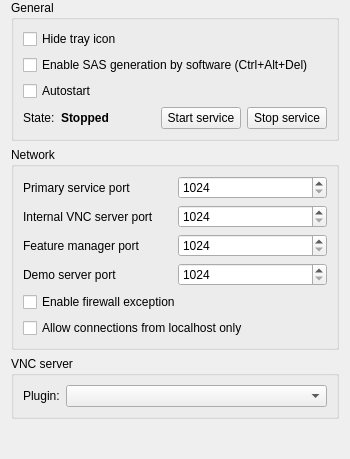
The window that configurator/forms/ServiceConfigurationPage.ui (veyon/veyon) describes before a commit, drawn with Qt 5.
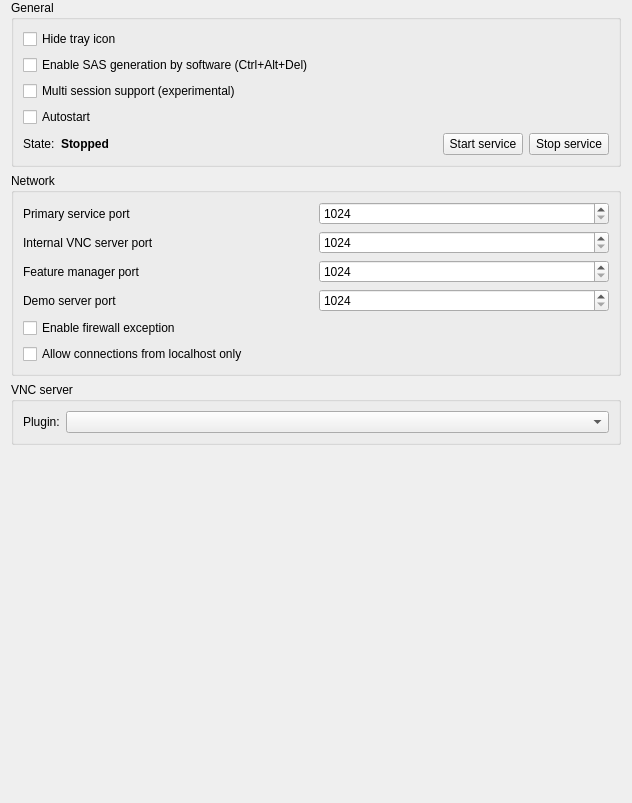
The same window after the commit. Icons and pictures are not drawn.

Commit message: Core: Configuration: add MultiSessionService property

Patch:
```diff
--- a/configurator/forms/ServiceConfigurationPage.ui
+++ b/configurator/forms/ServiceConfigurationPage.ui
@@ -2,6 +2,14 @@
 <ui version="4.0">
  <class>ServiceConfigurationPage</class>
  <widget class="QWidget" name="ServiceConfigurationPage">
+  <property name="geometry">
+   <rect>
+    <x>0</x>
+    <y>0</y>
+    <width>632</width>
+    <height>803</height>
+   </rect>
+  </property>
   <property name="windowTitle">
    <string notr="true">Form</string>
   </property>
@@ -18,7 +26,7 @@
       <string>General</string>
      </property>
      <layout class="QGridLayout" name="gridLayout_12">
-      <item row="3" column="1">
+      <item row="4" column="1">
        <widget class="QLabel" name="serviceState">
         <property name="font">
          <font>
@@ -31,7 +39,7 @@
         </property>
        </widget>
       </item>
-      <item row="3" column="2">
+      <item row="4" column="2">
        <spacer name="horizontalSpacer_9">
         <property name="orientation">
          <enum>Qt::Horizontal</enum>
@@ -44,7 +52,7 @@
         </property>
        </spacer>
       </item>
-      <item row="3" column="4">
+      <item row="4" column="4">
        <widget class="QPushButton" name="stopService">
         <property name="text">
          <string>Stop service</string>
@@ -55,20 +63,13 @@
         </property>
        </widget>
       </item>
-      <item row="2" column="0" colspan="5">
+      <item row="3" column="0" colspan="5">
        <widget class="QCheckBox" name="autostartService">
         <property name="text">
          <string>Autostart</string>
         </property>
        </widget>
       </item>
-      <item row="3" column="0">
-       <widget class="QLabel" name="label_16">
-        <property name="text">
-         <string>State:</string>
-        </property>
-       </widget>
-      </item>
       <item row="1" column="0" colspan="5">
        <widget class="QCheckBox" name="isSoftwareSASEnabled">
         <property name="text">
@@ -76,6 +77,13 @@
         </property>
        </widget>
       </item>
+      <item row="4" column="0">
+       <widget class="QLabel" name="label_16">
+        <property name="text">
+         <string>State:</string>
+        </property>
+       </widget>
+      </item>
       <item row="0" column="0" colspan="5">
        <widget class="QCheckBox" name="isTrayIconHidden">
         <property name="text">
@@ -83,7 +91,7 @@
         </property>
        </widget>
       </item>
-      <item row="3" column="3">
+      <item row="4" column="3">
        <widget class="QPushButton" name="startService">
         <property name="text">
          <string>Start service</string>
@@ -94,6 +102,13 @@
         </property>
        </widget>
       </item>
+      <item row="2" column="0" colspan="5">
+       <widget class="QCheckBox" name="isMultiSessionServiceEnabled">
+        <property name="text">
+         <string>Multi session support (experimental)</string>
+        </property>
+       </widget>
+      </item>
      </layout>
     </widget>
    </item>
```
Left out of the diff: 1 changed line with no effect on the pictures. The commit also changes 2 other files.
